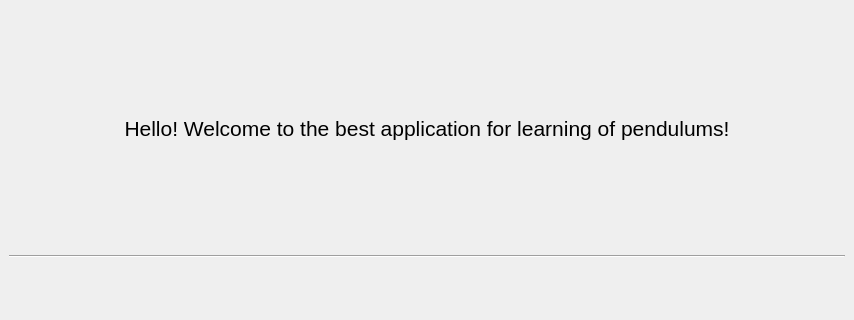
First picture: the form in mainwindow.ui, repository grigory-ag/PhysicalPendulums, before the edit; both pictures show x 0 to 854 and y 0 to 320 of the 854 by 541 pixel window.
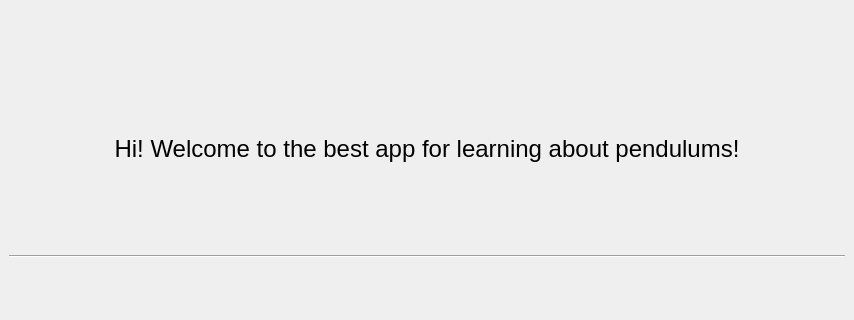
Second picture: the form after the edit.

```diff
--- a/mainwindow.ui
+++ b/mainwindow.ui
@@ -28,7 +28,7 @@
            <bool>true</bool>
           </property>
           <property name="text">
-           <string>&lt;html&gt;&lt;head/&gt;&lt;body&gt;&lt;p&gt;&lt;span style=&quot; font-size:16pt;&quot;&gt;Hello! Welcome to the best application for learning of pendulums!&lt;/span&gt;&lt;/p&gt;&lt;/body&gt;&lt;/html&gt;</string>
+           <string>&lt;html&gt;&lt;head/&gt;&lt;body&gt;&lt;p align=&quot;center&quot;&gt;&lt;br/&gt;&lt;/p&gt;&lt;p align=&quot;center&quot;&gt;&lt;span style=&quot; font-size:18pt;&quot;&gt;Hi! Welcome to the best app for learning about pendulums!&lt;/span&gt;&lt;/p&gt;&lt;/body&gt;&lt;/html&gt;</string>
           </property>
           <property name="alignment">
            <set>Qt::AlignmentFlag::AlignCenter</set>
```
